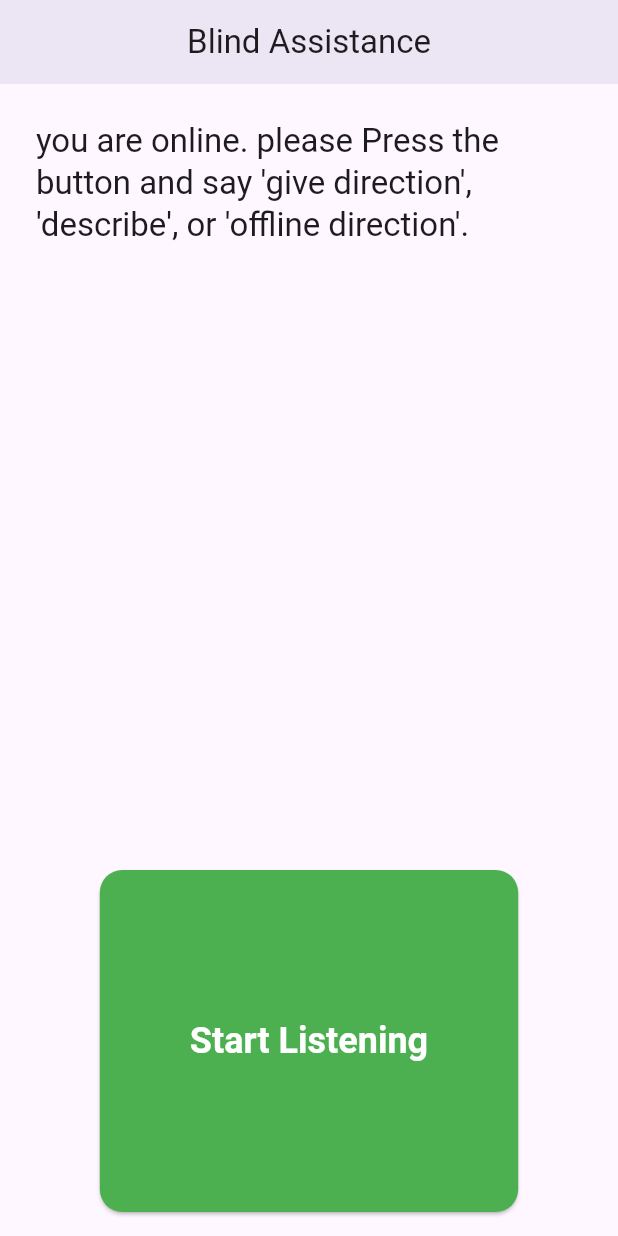
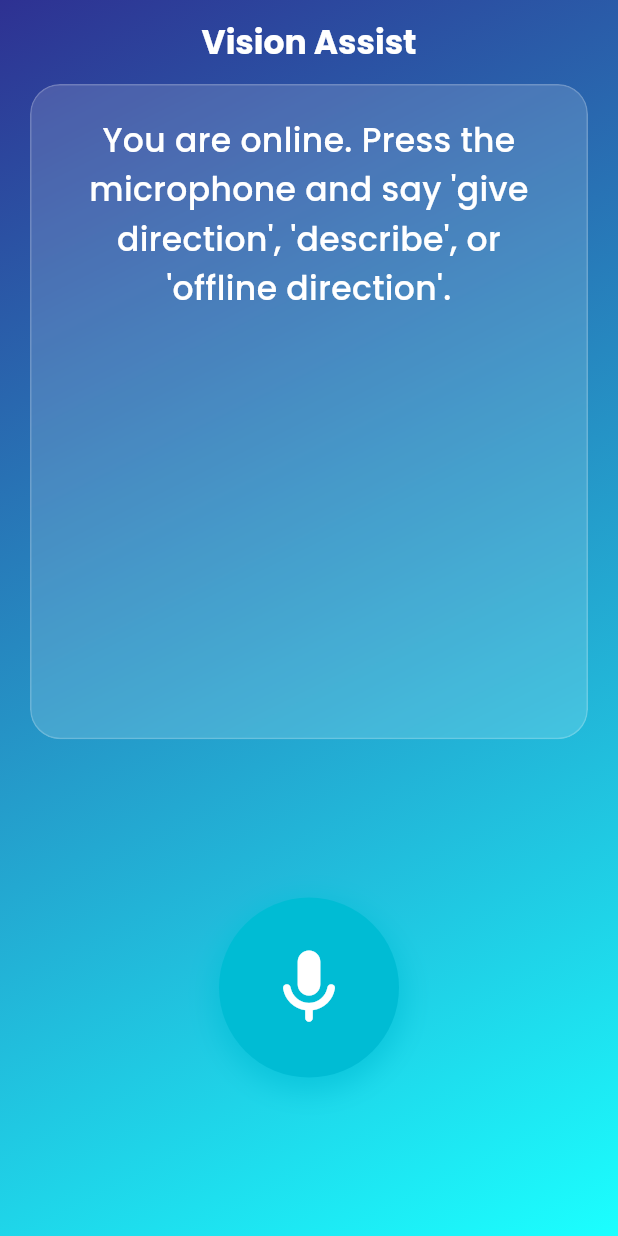
Before and after one commit to sidratulpunno/Blind_Assistance, a Flutter app: the screen it shows after launch, on a phone screen of 412 x 824 dp. Run offline on Flutter 3.47's test engine with Material 3 defaults, Android fonts, the phone set to English and light mode, and no system bars; our stand-ins replace camera, connectivity_plus, flutter_dotenv, flutter_tts, google_fonts, google_generative_ai and 4 more; missing offline and left inert: google_mlkit_commons, google_mlkit_object_detection.

Commit message:
Added the new ui code

```diff
--- a/lib/home_screen.dart
+++ b/lib/home_screen.dart
@@ -1,5 +1,7 @@
 import 'package:flutter/material.dart';
 import 'package:camera/camera.dart';
+import 'package:google_fonts/google_fonts.dart';
+import 'dart:ui';
 import 'package:google_ml_kit_example/voice_command_service.dart';
 import 'package:google_ml_kit_example/camera_service.dart';
 import 'package:google_ml_kit_example/google_generative_ai_service.dart';
@@ -9,22 +11,24 @@ import 'package:google_ml_kit_example/app_state.dart';
 import 'package:flutter_dotenv/flutter_dotenv.dart';
 
 class HomeScreen extends StatefulWidget {
+  const HomeScreen({Key? key}) : super(key: key);
+
   @override
-  _HomeScreenState createState() => _HomeScreenState();
+  State<HomeScreen> createState() => _HomeScreenState();
 }
 
-class _HomeScreenState extends State<HomeScreen> {
-  // We've removed all connectivity-related variables and listeners.
+class _HomeScreenState extends State<HomeScreen>
+    with SingleTickerProviderStateMixin {
   late VoiceCommandService _voiceCommandService;
   late CameraService _cameraService;
   late GoogleGenerativeAIService _aiService;
   late TTSService _ttsService;
   Timer? _photoTimer;
   bool _isStopCalled = false;
-
   String _responseText =
-      "you are online. please Press the button and say 'give direction', 'describe', or 'offline direction'.";
+      "You are online. Press the microphone and say 'give direction', 'describe', or 'offline direction'.";
   bool _isListening = false;
+  late AnimationController _animationController;
 
   @override
   void initState() {
@@ -35,19 +39,21 @@ class _HomeScreenState extends State<HomeScreen> {
     _aiService = GoogleGenerativeAIService(apiKey: apiKey);
     _ttsService = TTSService();
     _cameraService.initializeCamera();
+
+    _animationController = AnimationController(
+      vsync: this,
+      duration: const Duration(milliseconds: 1500),
+    )..repeat(reverse: true);
   }
 
   void _objectDetector() {
-    // This navigation is user-initiated, so it's okay to keep.
     Navigator.pushNamed(context, '/objectDetector');
   }
 
   void _onVoiceCommand(String command) {
     _voiceCommandService.stopListening();
     _ttsService.stop();
-    setState(() {
-      _isListening = false;
-    });
+    setState(() => _isListening = false);
 
     String lowerCaseCommand = command.toLowerCase();
     if (lowerCaseCommand.contains("give direction")) {
@@ -68,13 +74,13 @@ class _HomeScreenState extends State<HomeScreen> {
   void _startContinuousCapture() {
     _stopContinuousCapture();
     _isStopCalled = false;
-    _photoTimer = Timer.periodic(const Duration(seconds: 3), (timer) {
+    _photoTimer = Timer.periodic(const Duration(seconds: 4), (timer) {
       if (!_isStopCalled) {
         _captureAndProcessPhoto();
       }
     });
     setState(() {
-      _responseText = "Continuous capture started.";
+      _responseText = "Navigating... Say 'stop direction' to end.";
     });
   }
 
@@ -85,7 +91,8 @@ class _HomeScreenState extends State<HomeScreen> {
     }
     _isStopCalled = true;
     setState(() {
-      _responseText = "Continuous capture stopped.";
+      _responseText =
+          "Navigation stopped. Press the microphone for a new command.";
     });
   }
 
@@ -93,11 +100,11 @@ class _HomeScreenState extends State<HomeScreen> {
     try {
       XFile image = await _cameraService.capturePhoto();
       String response = await _aiService.analyzeImage(image);
-      setState(() {
-        _responseText = response;
-      });
-      if (!_isStopCalled) {
-        await _ttsService.speak(response);
+      if (mounted) {
+        setState(() => _responseText = response);
+        if (!_isStopCalled) {
+          await _ttsService.speak(response);
+        }
       }
     } catch (e) {
       print("Error capturing or processing photo: $e");
@@ -107,66 +114,145 @@ class _HomeScreenState extends State<HomeScreen> {
   @override
   void dispose() {
     _stopContinuousCapture();
+    _animationController.dispose();
     if (_isListening) {
       _voiceCommandService.stopListening();
     }
     super.dispose();
   }
 
+  // ✅ REFACTORED: The microphone button area now fills the available lower space.
+  Widget _buildMicButton() {
+    return GestureDetector(
+      onTap: () {
+        if (!_isListening) {
+          setState(() => _isListening = true);
+          _ttsService.stop();
+          _voiceCommandService.startListening(_onVoiceCommand);
+        } else {
+          _voiceCommandService.stopListening();
+          setState(() => _isListening = false);
+        }
+      },
+      // This makes the entire transparent area of the GestureDetector tappable.
+      behavior: HitTestBehavior.opaque,
+      child: Center(
+        child: FadeTransition(
+          opacity: _isListening
+              ? _animationController
+              : const AlwaysStoppedAnimation(1.0),
+          child: Container(
+            width: 120, // Slightly larger for a more prominent look
+            height: 120,
+            decoration: BoxDecoration(
+              shape: BoxShape.circle,
+              color: _isListening ? Colors.deepOrangeAccent : Colors.cyan,
+              boxShadow: [
+                BoxShadow(
+                  color: (_isListening ? Colors.deepOrangeAccent : Colors.cyan)
+                      .withOpacity(0.6),
+                  spreadRadius: _isListening ? 8 : 4,
+                  // More glow when listening
+                  blurRadius: 15,
+                  offset: const Offset(0, 5),
+                ),
+              ],
+            ),
+            child: Icon(
+              _isListening ? Icons.mic_off_rounded : Icons.mic_rounded,
+              color: Colors.white,
+              size: 60, // Larger icon
+            ),
+          ),
+        ),
+      ),
+    );
+  }
+
+  // ✅ REFACTORED: The text card is now wrapped in a SingleChildScrollView.
+  Widget _buildResponseCard() {
+    return ClipRRect(
+      borderRadius: BorderRadius.circular(20.0),
+      child: BackdropFilter(
+        filter: ImageFilter.blur(sigmaX: 10.0, sigmaY: 10.0),
+        child: Container(
+          width: double.infinity,
+          padding: const EdgeInsets.symmetric(vertical: 20, horizontal: 25),
+          decoration: BoxDecoration(
+            color: Colors.white.withOpacity(0.15),
+            borderRadius: BorderRadius.circular(20.0),
+            border: Border.all(color: Colors.white.withOpacity(0.2)),
+          ),
+          child: SingleChildScrollView(
+            // This makes the content scrollable
+            child: AnimatedSwitcher(
+              duration: const Duration(milliseconds: 500),
+              transitionBuilder: (Widget child, Animation<double> animation) {
+                return FadeTransition(opacity: animation, child: child);
+              },
+              child: Text(
+                _responseText,
+                key: ValueKey<String>(_responseText),
+                style: GoogleFonts.poppins(
+                  textStyle: const TextStyle(
+                    color: Colors.white,
+                    fontSize: 22,
+                    fontWeight: FontWeight.w500,
+                    height: 1.5,
+                  ),
+                ),
+                textAlign: TextAlign.center,
+              ),
+            ),
+          ),
+        ),
+      ),
+    );
+  }
+
   @override
   Widget build(BuildContext context) {
     return Scaffold(
+      extendBodyBehindAppBar: true,
       appBar: AppBar(
         title: Text(
-          "Blind Assistance",
-          style: Theme.of(context).textTheme.titleLarge,
+          "Vision Assist",
+          style: GoogleFonts.poppins(
+              fontWeight: FontWeight.bold, color: Colors.white),
         ),
         centerTitle: true,
-        elevation: 8,
-        backgroundColor: Colors.white38,
+        backgroundColor: Colors.transparent,
+        elevation: 0,
       ),
-      body: Padding(
-        padding: const EdgeInsets.all(16.0),
-        child: Column(
-          mainAxisAlignment: MainAxisAlignment.center,
-          children: [
-            Expanded(
-              child: SingleChildScrollView(
-                child: Container(
-                  padding: const EdgeInsets.all(8.0),
-                  child: Text(
-                    _responseText,
-                    style: Theme.of(context).textTheme.titleLarge,
-                    textAlign: TextAlign.start,
-                  ),
+      body: Container(
+        decoration: const BoxDecoration(
+          gradient: LinearGradient(
+            colors: [Color(0xFF2E3192), Color(0xFF1BFFFF)],
+            begin: Alignment.topLeft,
+            end: Alignment.bottomRight,
+          ),
+        ),
+        child: SafeArea(
+          child: Padding(
+            padding: const EdgeInsets.fromLTRB(20, 0, 20, 20),
+            child: Column(
+              children: [
+                // ✅ REFACTORED: The layout now uses Expanded with flex factors.
+                // The response card will take up the top ~60% of the space.
+                Expanded(
+                  flex: 3,
+                  child: _buildResponseCard(),
                 ),
-              ),
+                const SizedBox(height: 20),
+                // Spacing between the card and button area
+                // The microphone area will take up the bottom ~40% of the space.
+                Expanded(
+                  flex: 2,
+                  child: _buildMicButton(),
+                ),
+              ],
             ),
-            const SizedBox(height: 15),
-            ElevatedButton(
-              onPressed: () {
-                if (!_isListening) {
-                  setState(() => _isListening = true);
-                  _ttsService.stop();
-                  _voiceCommandService.startListening(_onVoiceCommand);
-                } else {
-                  _voiceCommandService.stopListening();
-                  setState(() => _isListening = false);
-                }
-              },
-              style: ElevatedButton.styleFrom(
-                backgroundColor: _isListening ? Colors.red : Colors.green,
-                foregroundColor: Colors.white,
-                padding: const EdgeInsets.symmetric(
-                    horizontal: 60.0, vertical: 100.0),
-                textStyle:
-                    const TextStyle(fontSize: 24, fontWeight: FontWeight.bold),
-                shape: RoundedRectangleBorder(
-                    borderRadius: BorderRadius.circular(15)),
-              ),
-              child: Text(_isListening ? "Stop Listening" : "Start Listening"),
-            ),
-          ],
+          ),
         ),
       ),
     );
--- a/pubspec.yaml
+++ b/pubspec.yaml
@@ -34,6 +34,7 @@ dependencies:
   flutter_dotenv: ^5.2.1
   vibration: ^3.1.3
   connectivity_plus: ^6.1.4
+  google_fonts: ^6.3.0
 
 
 
```
Also changed, not shown: lib/vision_detector_views/camera_view.dart (+65 -26 lines), pubspec.lock.
